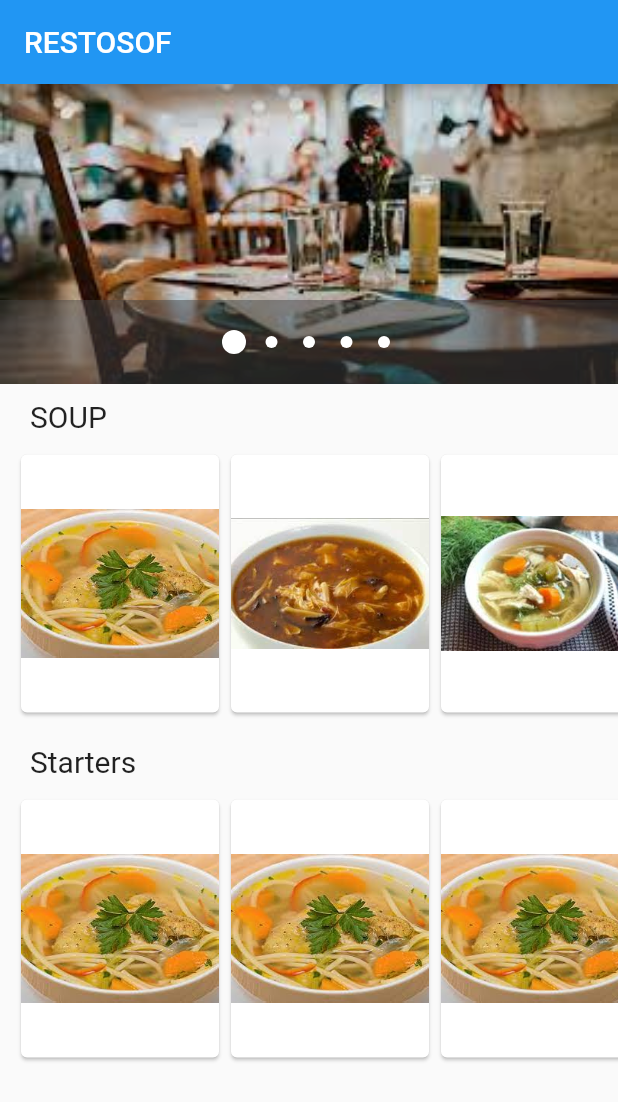
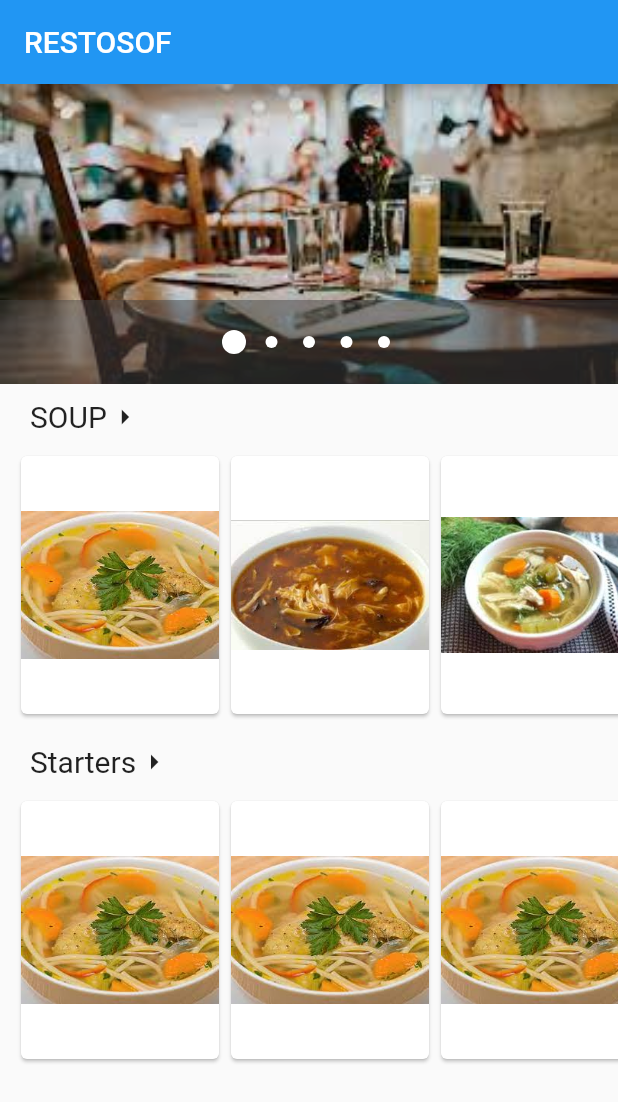
Before and after one commit to shrkamat/ros, a Flutter app: the screen it shows after launch, on a phone screen of 412 x 824 dp. Shown: the top 1102 px of the screen. Run offline on Flutter 3.47's test engine with Material 2 defaults, Android fonts, the phone set to English and light mode, and no system bars; drawn by our look-alikes of carousel_pro.

Commit message:
check the review

```diff
--- a/lib/widgets/classificationView.dart
+++ b/lib/widgets/classificationView.dart
@@ -21,13 +21,16 @@ class ClassificationView extends StatelessWidget {
                 children: <Widget>[
                   Padding(
                     padding: EdgeInsets.fromLTRB(10.0, 10.0, 0.0, 10.0),
-                    child: Container(
-                      child: Text(
-                        classification.name,
-                        style: TextStyle(fontSize: 20.0),
-                      ),
+                    child: Row(
+                      children: <Widget>[
+                        Text(
+                          classification.name,
+                          style: TextStyle(fontSize: 20.0),
+                        ),
+                        Icon(Icons.arrow_right_sharp),
+                      ],
                     ),
-                  )
+                  ),
                 ],
               ),
               Column(
```
